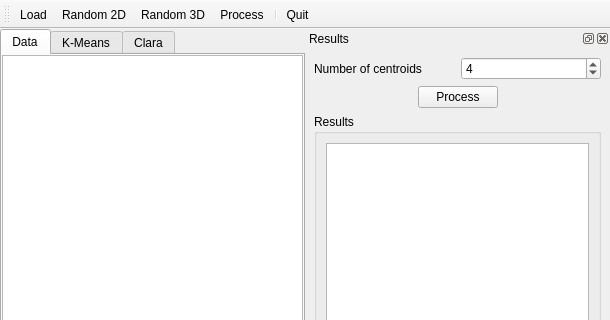
Qt form ui/mainwindow.ui (diegoiast/data_mining_demo) before a commit; both pictures show x 0 to 610 and y 0 to 320 of the 610 by 483 pixel window.
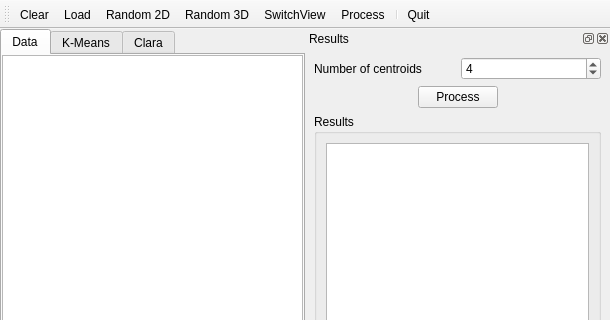
The same form after that commit. Custom widgets are drawn as their Qt base class.

Commit message: Code from data-mining-2008-1-17.zip

```diff
--- a/ui/mainwindow.ui
+++ b/ui/mainwindow.ui
@@ -238,9 +238,11 @@
    <attribute name="toolBarBreak" >
     <bool>false</bool>
    </attribute>
+   <addaction name="actionClearDataSet" />
    <addaction name="actionLoad" />
    <addaction name="actionRandom2D" />
    <addaction name="actionRandom3D" />
+   <addaction name="actionSwitchView" />
    <addaction name="actionProcess" />
    <addaction name="separator" />
    <addaction name="actionQuit" />
@@ -270,6 +272,22 @@
     <string>Process</string>
    </property>
   </action>
+  <action name="actionClearDataSet" >
+   <property name="text" >
+    <string>Clear</string>
+   </property>
+   <property name="shortcut" >
+    <string>Ctrl+N</string>
+   </property>
+  </action>
+  <action name="actionSwitchView" >
+   <property name="text" >
+    <string>SwitchView</string>
+   </property>
+   <property name="shortcut" >
+    <string>F12</string>
+   </property>
+  </action>
  </widget>
  <customwidgets>
   <customwidget>
```
Left out of the diff: 5 changed lines with no effect on the pictures. The commit also changes 11 other files.
